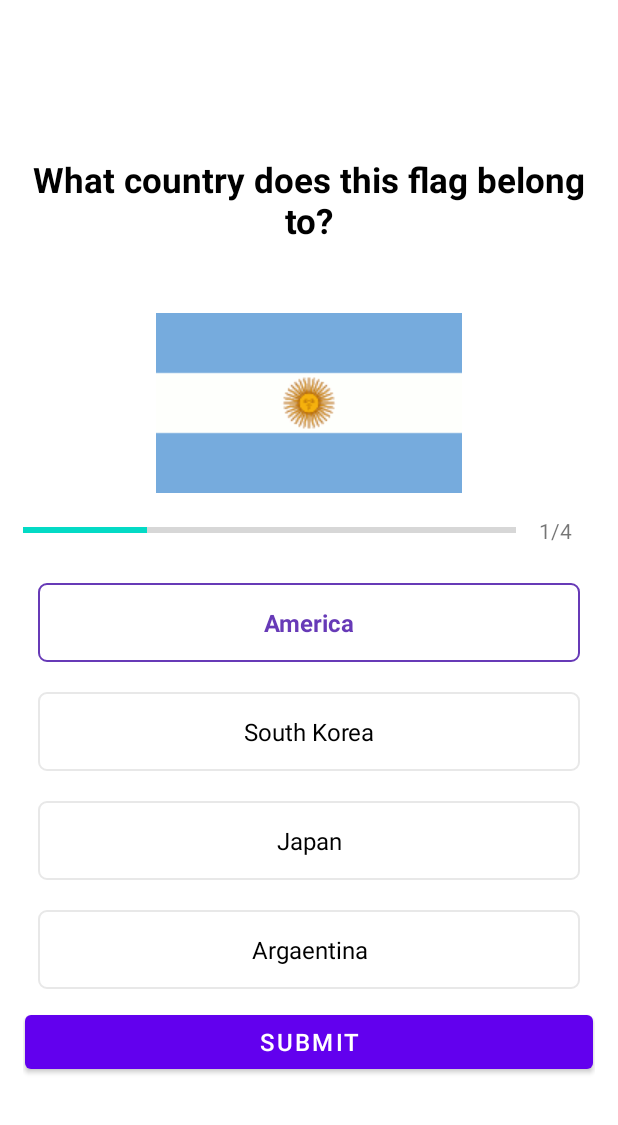
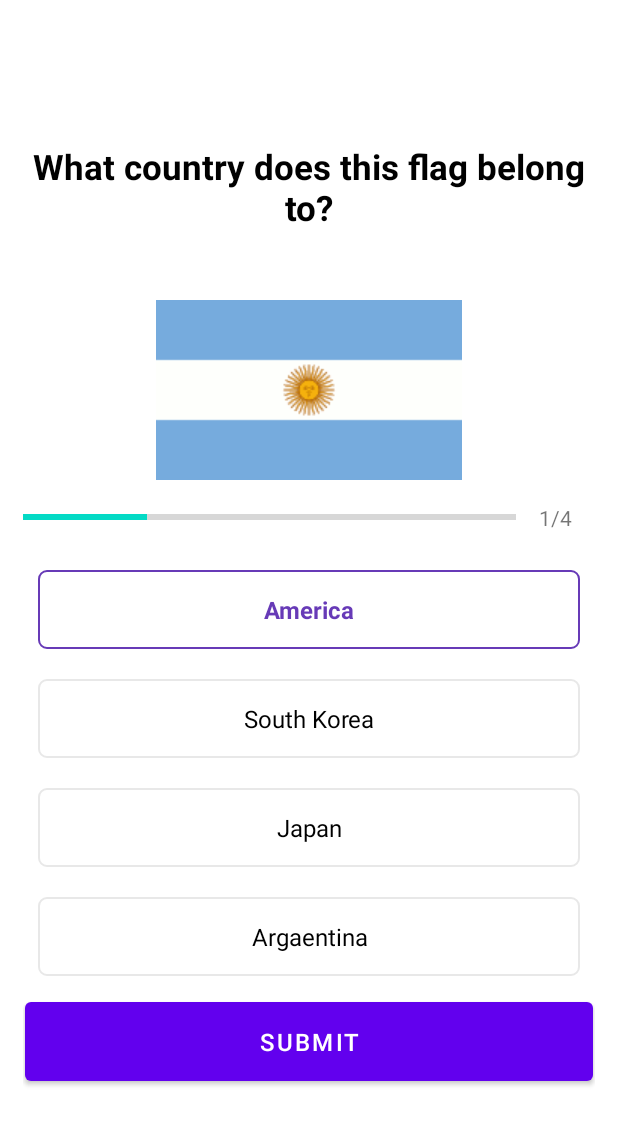
Before and after one commit to clamp1981/MyQuizApp, an Android app: the QuizeQuestionActivity screen opened directly, with no data from a screen before it, after a tap on "America", on a phone screen of 412 x 824 dp. Shown: the top 1125 px of the screen. Run offline under Robolectric (Android 15) with nearby library versions, the phone set to English and light mode, and no system bars.

```diff
--- a/app/src/main/java/com/example/myquizapp/Constans.kt
+++ b/app/src/main/java/com/example/myquizapp/Constans.kt
@@ -25,7 +25,7 @@ object Constans {
             "Australia",
             "French",
             "America",
-            3 )
+            1 )
 
         questions.add(qur02)
 
--- a/app/src/main/java/com/example/myquizapp/QuizeQuestionActivity.kt
+++ b/app/src/main/java/com/example/myquizapp/QuizeQuestionActivity.kt
@@ -26,9 +26,11 @@ class QuizeQuestionActivity() : AppCompatActivity() , View.OnClickListener {
     private var btnSubmit : Button? = null
 
     private var questions : ArrayList<Question>? = null
+    private var optionViews : ArrayList<TextView>? = null
     private var currentPositon : Int = 0
     private var questionSize : Int = 0
     private var selectedOptionIndex : Int = -1
+    private var currectCount : Int = 0
 
     override fun onCreate(savedInstanceState: Bundle?) {
         super.onCreate(savedInstanceState)
@@ -48,6 +50,12 @@ class QuizeQuestionActivity() : AppCompatActivity() , View.OnClickListener {
         tvQuestion = findViewById(R.id.tvQuestion )
         btnSubmit = findViewById(R.id.btnSubmit )
 
+        optionViews = ArrayList<TextView>()
+        optionViews?.add( 0, tvOption01!! )
+        optionViews?.add(1, tvOption02!!)
+        optionViews?.add(2, tvOption03!!)
+        optionViews?.add(3, tvOption04!!)
+
 
         questions =  Constans.getQuestions()
         questions?.let {
@@ -58,15 +66,43 @@ class QuizeQuestionActivity() : AppCompatActivity() , View.OnClickListener {
 
 
         btnSubmit?.setOnClickListener() {
+            if(btnSubmit?.text == "SUBMIT"){
                 if( selectedOptionIndex == -1 ){
                     Toast.makeText(this,
                         "Please Selected Answer!", Toast.LENGTH_LONG).show()
+                }else{
+
+                    val correctIndex : Int = getCorrectValueCurrentQuestion()
+
+                    if( selectedOptionIndex == correctIndex ){
+                        currectCount++
+                        setCorrectOptionView( optionViews!![selectedOptionIndex] )
+                    }
+                    else{
+                        setCorrectOptionView( optionViews!![correctIndex] )
+                        setNotCorrectOptionView( optionViews!![selectedOptionIndex] )
+                    }
+                    if( currentPositon < questionSize - 1 )
+                        btnSubmit?.text = "Go Next Question"
+                    else
+                        btnSubmit?.text = "Finish"
+
                 }
 
+            }else {
                 if( currentPositon < questionSize - 1 ){
                     currentPositon++
                     setQuestion()
+                    this.selectedOptionIndex = -1
+                    setStyleOptionView()
+                    btnSubmit?.text = "SUBMIT"
+                }else{
+                    Toast.makeText(this,
+                        "Done!", Toast.LENGTH_LONG).show()
                 }
+            }
+
+
 
         }
     }
@@ -84,14 +120,52 @@ class QuizeQuestionActivity() : AppCompatActivity() , View.OnClickListener {
         tvOption04?.text = question.optionFour
     }
 
-    fun setSelectedOptionView( view : TextView, selectedOptionIndex : Int ){
+    private fun getCorrectValueCurrentQuestion() : Int {
+        val question : Question = questions!![currentPositon]
+        return  question.correctOptionIndex
+    }
+
+    private fun setSelectedOptionView(view : TextView, selectedOptionIndex : Int ){
         this.selectedOptionIndex = selectedOptionIndex
-        view.background = ContextCompat.getDrawable(this,R.drawable.selected_option_border_bg)
-        view.setTextColor( Color.parseColor("#FF673AB7"))
-        view.typeface = Typeface.DEFAULT_BOLD
+        setStyleOptionView()
+    }
+
+    private fun setStyleOptionView(){
+        optionViews?.let {
+            for( option in optionViews!! ) {
+                if( this.selectedOptionIndex == -1){
+                    option.background = ContextCompat.getDrawable(this,R.drawable.default_option_border_bg)
+                    option.setTextColor( Color.BLACK )
+                    option.typeface = Typeface.DEFAULT
+                }else {
+                    if( it.indexOf(option) != this.selectedOptionIndex ) {
+                        option.background = ContextCompat.getDrawable(this,R.drawable.default_option_border_bg)
+                        option.setTextColor( Color.BLACK )
+                        option.typeface = Typeface.DEFAULT
+                    }else {
+                        option.background = ContextCompat.getDrawable(this,R.drawable.selected_option_border_bg)
+                        option.setTextColor( Color.parseColor("#FF673AB7"))
+                        option.typeface = Typeface.DEFAULT_BOLD
+                    }
 
 
+                }
 
+            }
+        }
+
+    }
+
+    private fun setCorrectOptionView( view: TextView ){
+        view.background = ContextCompat.getDrawable(this,R.drawable.correct_option_border_bg)
+        view.setTextColor( Color.WHITE )
+        view.typeface = Typeface.DEFAULT_BOLD
+    }
+
+    private fun setNotCorrectOptionView( view: TextView ){
+        view.background = ContextCompat.getDrawable(this,R.drawable.not_correct_option_border_bg )
+        view.setTextColor( Color.WHITE )
+        view.typeface = Typeface.DEFAULT_BOLD
     }
 
     //View.OnClickListener
--- a/app/src/main/res/layout/activity_quize_question.xml
+++ b/app/src/main/res/layout/activity_quize_question.xml
@@ -108,6 +108,7 @@
             android:layout_margin="1dp"
             android:textColor="@color/white"
             android:textSize="16dp"
+            android:padding="15dp"
             android:text="SUBMIT"/>
     </LinearLayout>
 
```
Lines whose indentation alone changed are shown as unchanged.
